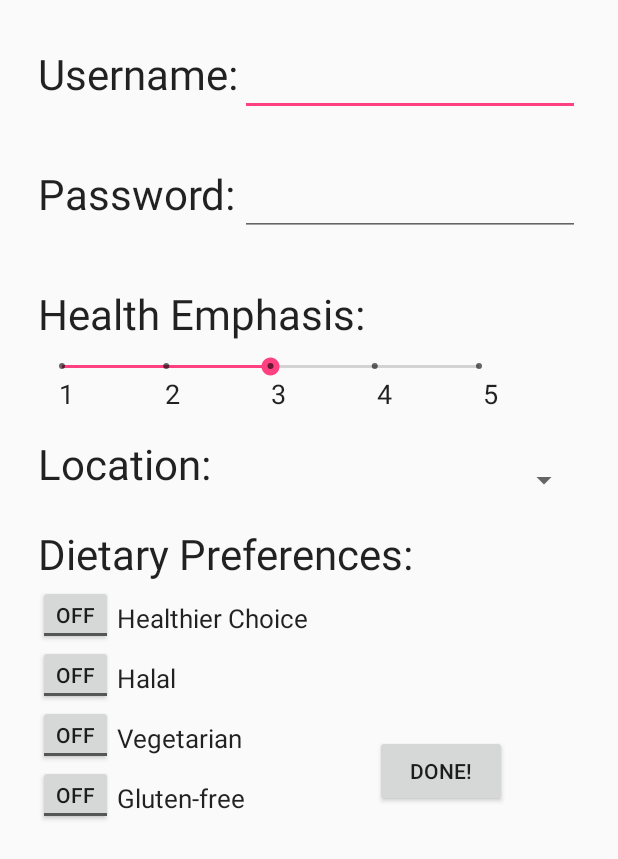
After one commit to Lander37/Grocery-Helper, an Android app: the CreateProfileActivity screen opened directly, with no data from a screen before it, on a phone screen of 412 x 824 dp. The commit adds this screen. Shown: the top 859 px of the screen. Run offline under Robolectric (Android 15) with nearby library versions, the phone set to English and light mode, and no system bars.

Commit message:
created layout for creating profile

```diff
--- a/app/build.gradle
+++ b/app/build.gradle
@@ -25,5 +25,7 @@ dependencies {
         exclude group: 'com.android.support', module: 'support-annotations'
     })
     compile 'com.android.support:appcompat-v7:25.0.1'
+    compile 'com.android.support.constraint:constraint-layout:1.0.1'
+    compile 'com.android.support:design:25.0.1'
     testCompile 'junit:junit:4.12'
 }
--- /dev/null
+++ b/app/src/main/java/com/example/myfirstapp/CreateProfileActivity.java
@@ -0,0 +1,18 @@
+package com.example.myfirstapp;
+
+import android.os.Bundle;
+import android.support.design.widget.FloatingActionButton;
+import android.support.design.widget.Snackbar;
+import android.support.v7.app.AppCompatActivity;
+import android.support.v7.widget.Toolbar;
+import android.view.View;
+
+public class CreateProfileActivity extends AppCompatActivity {
+
+    @Override
+    protected void onCreate(Bundle savedInstanceState) {
+        super.onCreate(savedInstanceState);
+        setContentView(R.layout.activity_create_profile);
+
+        };
+}
--- a/app/src/main/java/com/example/myfirstapp/MainActivity.java
+++ b/app/src/main/java/com/example/myfirstapp/MainActivity.java
@@ -1,26 +1,52 @@
 package com.example.myfirstapp;
 
 import android.content.Intent;
+import android.support.design.widget.FloatingActionButton;
+import android.support.design.widget.Snackbar;
 import android.support.v7.app.AppCompatActivity;
 import android.os.Bundle;
+import android.support.v7.widget.Toolbar;
 import android.view.View;
+import android.widget.Button;
 import android.widget.EditText;
 
 public class MainActivity extends AppCompatActivity {
+
+    private Button btCreateProfile;
     public final static String EXTRA_MESSAGE = "com.example.myfirstapp.MESSAGE";
     @Override
     protected void onCreate(Bundle savedInstanceState) {
         super.onCreate(savedInstanceState);
         setContentView(R.layout.activity_main);
+
+        btCreateProfile = (Button) findViewById(R.id.createProfile);
+
+        btCreateProfile.setOnClickListener(new View.OnClickListener() {
+                                                 @Override
+                                                 public void onClick(View view) {
+
+                                                     launchActivity();
+                                                 }
+        });
     }
+
+
     /** Called when the user clicks the Send button */
-    public void sendMessage(View view) {
-        // Do something in response to button
-        Intent intent = new Intent(this, DisplayMessageActivity.class);
-        EditText editText = (EditText) findViewById(R.id.edit_message);
-        String message = editText.getText().toString();
-        intent.putExtra(EXTRA_MESSAGE, message);
+
+
+    public static class CreateProfile extends AppCompatActivity {
+
+        @Override
+        protected void onCreate(Bundle savedInstanceState) {
+            super.onCreate(savedInstanceState);
+            setContentView(R.layout.activity_create_profile);
+
+        }
+
+    }
+    private void launchActivity() {
+
+        Intent intent = new Intent(this, CreateProfileActivity.class);
         startActivity(intent);
     }
-
 }
--- /dev/null
+++ b/app/src/main/res/layout/activity_create_profile.xml
@@ -0,0 +1,233 @@
+<?xml version="1.0" encoding="utf-8"?>
+<android.support.design.widget.CoordinatorLayout xmlns:android="http://schemas.android.com/apk/res/android"
+    xmlns:app="http://schemas.android.com/apk/res-auto"
+    xmlns:tools="http://schemas.android.com/tools"
+    android:layout_width="match_parent"
+    android:layout_height="match_parent"
+    tools:context="com.example.myfirstapp.CreateProfileActivity">
+
+    <android.support.design.widget.AppBarLayout
+        android:layout_width="match_parent"
+        android:layout_height="wrap_content"
+        android:theme="@style/AppTheme.AppBarOverlay">
+
+    </android.support.design.widget.AppBarLayout>
+
+    <EditText
+        android:id="@+id/editUserName"
+        android:layout_marginLeft="160dp"
+        android:layout_marginStart="160dp"
+        android:layout_marginRight="25dp"
+        android:layout_marginEnd="25dp"
+        android:layout_marginTop="17dp"
+        android:layout_width="match_parent"
+        android:layout_height="60dp"
+        android:textSize="28sp"
+        android:inputType="textPersonName" />
+
+    <TextView
+        android:id="@+id/username"
+        android:layout_marginTop="30dp"
+        android:layout_marginLeft="25dp"
+        android:layout_marginStart="25dp"
+        android:layout_width="135dp"
+        android:layout_height="60dp"
+        android:text="Username:"
+        android:textSize="28sp"
+
+        android:textAppearance="@style/TextAppearance.AppCompat.Body1" />
+
+    <TextView
+        android:id="@+id/password"
+        android:layout_marginTop="110dp"
+        android:layout_marginLeft="25dp"
+        android:layout_marginStart="25dp"
+        android:layout_width="135dp"
+        android:layout_height="60dp"
+        android:text="Password:"
+        android:textSize="28sp"
+
+        android:textAppearance="@style/TextAppearance.AppCompat.Body1" />
+
+    <EditText
+        android:id="@+id/editPassword"
+        android:layout_marginLeft="160dp"
+        android:layout_marginStart="160dp"
+        android:layout_marginRight="25dp"
+        android:layout_marginEnd="25dp"
+        android:layout_marginTop="97dp"
+        android:layout_width="match_parent"
+        android:layout_height="60dp"
+        android:textSize="28sp"
+        android:inputType="textVisiblePassword" />
+    <include
+        android:id="@+id/include"
+        layout="@layout/content_create_profile" />
+
+    <TextView
+        android:id="@+id/health"
+        android:layout_marginLeft="25dp"
+        android:layout_marginStart="25dp"
+        android:layout_marginTop="190sp"
+        android:layout_width="230dp"
+        android:layout_height="45dp"
+        android:text="Health Emphasis:"
+        android:textSize="28sp"
+        android:textAppearance="@style/TextAppearance.AppCompat.Body1" />
+
+    <SeekBar
+        android:id="@+id/seekBar"
+        style="@style/Widget.AppCompat.SeekBar.Discrete"
+        android:layout_marginLeft="25dp"
+        android:layout_marginStart="25dp"
+        android:layout_marginRight="25dp"
+        android:layout_marginEnd="25dp"
+        android:layout_marginTop="235dp"
+        android:layout_width="310dp"
+        android:layout_height="wrap_content"
+        android:max="4"
+        android:progress="2" />
+
+    <TextView
+        android:id="@+id/seekNumbers"
+        android:layout_marginLeft="25dp"
+        android:layout_marginStart="25dp"
+        android:layout_marginRight="25dp"
+        android:layout_marginEnd="25dp"
+        android:layout_marginTop="250sp"
+        android:layout_width="match_parent"
+        android:layout_height="40dp"
+        android:text="   1             2             3             4             5"
+        android:textSize="18sp"
+        android:textAppearance="@style/TextAppearance.AppCompat.Body1" />
+
+    <TextView
+        android:id="@+id/location"
+        android:layout_marginLeft="25dp"
+        android:layout_marginStart="25dp"
+        android:layout_marginTop="290sp"
+        android:layout_width="135dp"
+        android:layout_height="60dp"
+        android:text="Location:"
+        android:textSize="28sp"
+        android:textAppearance="@style/TextAppearance.AppCompat.Body1" />
+
+    <Spinner
+        android:id="@+id/locationList"
+        android:layout_marginLeft="160dp"
+        android:layout_marginStart="160dp"
+        android:layout_marginRight="25dp"
+        android:layout_marginEnd="25dp"
+        android:layout_marginTop="290dp"
+        android:layout_width="match_parent"
+        android:layout_height="60dp" />
+
+    <TextView
+        android:id="@+id/dietaryPreferences"
+        android:layout_marginLeft="25dp"
+        android:layout_marginStart="25dp"
+        android:layout_marginTop="350sp"
+        android:layout_marginRight="25dp"
+        android:layout_marginEnd="25dp"
+        android:layout_width="match_parent"
+        android:layout_height="40dp"
+        android:text="Dietary Preferences:"
+        android:textSize="28sp"
+        android:textAppearance="@style/TextAppearance.AppCompat.Body1" />
+
+    <ToggleButton
+        android:id="@+id/glutenButton"
+        android:layout_marginLeft="25dp"
+        android:layout_marginStart="25dp"
+        android:layout_marginRight="25dp"
+        android:layout_marginEnd="25dp"
+        android:layout_marginTop="510dp"
+        android:layout_width="50sp"
+        android:layout_height="40sp"
+        android:text="ToggleButton" />
+    <TextView
+        android:id="@+id/glutenFree"
+        android:layout_marginLeft="78dp"
+        android:layout_marginStart="78dp"
+        android:layout_marginTop="520sp"
+        android:layout_width="150sp"
+        android:layout_height="30dp"
+        android:text="Gluten-free"
+        android:textSize="17sp"
+        android:textAppearance="@style/TextAppearance.AppCompat.Body1" />
+    <ToggleButton
+        android:id="@+id/healthierChoiceButton"
+        android:layout_marginLeft="25dp"
+        android:layout_marginStart="25dp"
+        android:layout_marginRight="25dp"
+        android:layout_marginEnd="25dp"
+        android:layout_marginTop="390dp"
+        android:layout_width="50sp"
+        android:layout_height="40sp"
+        android:text="ToggleButton" />
+    <TextView
+        android:id="@+id/healthierChoice"
+        android:layout_marginLeft="78dp"
+        android:layout_marginStart="78dp"
+        android:layout_marginTop="400sp"
+        android:layout_width="150sp"
+        android:layout_height="30dp"
+        android:text="Healthier Choice"
+        android:textSize="17sp"
+        android:textAppearance="@style/TextAppearance.AppCompat.Body1" />
+    <ToggleButton
+        android:id="@+id/halalButton"
+        android:layout_marginLeft="25dp"
+        android:layout_marginStart="25dp"
+        android:layout_marginRight="25dp"
+        android:layout_marginEnd="25dp"
+        android:layout_marginTop="430dp"
+        android:layout_width="50sp"
+        android:layout_height="40sp"
+        android:text="ToggleButton" />
+    <TextView
+        android:id="@+id/halal"
+        android:layout_marginLeft="78dp"
+        android:layout_marginStart="78dp"
+        android:layout_marginTop="440sp"
+        android:layout_width="150sp"
+        android:layout_height="30dp"
+        android:text="Halal"
+        android:textSize="17sp"
+        android:textAppearance="@style/TextAppearance.AppCompat.Body1" />
+    <ToggleButton
+        android:id="@+id/vegetarianButton"
+        android:layout_marginLeft="25dp"
+        android:layout_marginStart="25dp"
+        android:layout_marginRight="25dp"
+        android:layout_marginEnd="25dp"
+        android:layout_marginTop="470dp"
+        android:layout_width="50sp"
+        android:layout_height="40sp"
+        android:text="ToggleButton" />
+    <TextView
+        android:id="@+id/vegetarian"
+        android:layout_marginLeft="78dp"
+        android:layout_marginStart="78dp"
+        android:layout_marginTop="480sp"
+        android:layout_width="150sp"
+        android:layout_height="30dp"
+        android:text="Vegetarian"
+        android:textSize="17sp"
+        android:textAppearance="@style/TextAppearance.AppCompat.Body1" />
+    <Button
+        android:id="@+id/Done"
+        android:layout_marginLeft="250dp"
+        android:layout_marginStart="250dp"
+        android:layout_marginRight="25dp"
+        android:layout_marginEnd="25dp"
+        android:layout_marginTop="490dp"
+        android:layout_marginBottom="30dp"
+        android:layout_width="wrap_content"
+        android:layout_height="wrap_content"
+        android:text="Done!"
+        app:layout_anchor="@+id/include" />
+
+
+
+</android.support.design.widget.CoordinatorLayout>
--- a/app/src/main/res/layout/activity_main.xml
+++ b/app/src/main/res/layout/activity_main.xml
@@ -5,14 +5,12 @@
     android:layout_width="match_parent"
     android:layout_height="match_parent"
     android:orientation="horizontal">
-    <EditText android:id="@+id/edit_message"
-        android:layout_weight="1"
-        android:layout_width="0dp"
-        android:layout_height="wrap_content"
-        android:hint="@string/edit_message" />
+
+
+
     <Button
+        android:id="@+id/createProfile"
         android:layout_width="wrap_content"
         android:layout_height="wrap_content"
-        android:text="@string/button_send"
-        android:onClick="sendMessage"/>
+        android:text="create profile" />
 </LinearLayout>
--- /dev/null
+++ b/app/src/main/res/layout/content_create_profile.xml
@@ -0,0 +1,11 @@
+<?xml version="1.0" encoding="utf-8"?>
+<android.support.constraint.ConstraintLayout xmlns:android="http://schemas.android.com/apk/res/android"
+    xmlns:app="http://schemas.android.com/apk/res-auto"
+    xmlns:tools="http://schemas.android.com/tools"
+    android:layout_width="match_parent"
+    android:layout_height="match_parent"
+    app:layout_behavior="@string/appbar_scrolling_view_behavior"
+    tools:context="com.example.myfirstapp.CreateProfileActivity"
+    tools:showIn="@layout/activity_create_profile">
+
+</android.support.constraint.ConstraintLayout>
--- a/app/src/main/res/values/dimens.xml
+++ b/app/src/main/res/values/dimens.xml
@@ -2,4 +2,5 @@
     <!-- Default screen margins, per the Android Design guidelines. -->
     <dimen name="activity_horizontal_margin">16dp</dimen>
     <dimen name="activity_vertical_margin">16dp</dimen>
+    <dimen name="fab_margin">16dp</dimen>
 </resources>
--- a/app/src/main/res/values/strings.xml
+++ b/app/src/main/res/values/strings.xml
@@ -2,4 +2,6 @@
     <string name="app_name">My First App</string>
     <string name="edit_message">Enter a message</string>
     <string name="button_send">Send</string>
+    <string name="title_activity_creating_profile">CreatingProfile</string>
+    <string name="title_activity_create_profile">CreateProfileActivity</string>
 </resources>
--- a/app/src/main/res/values/styles.xml
+++ b/app/src/main/res/values/styles.xml
@@ -8,4 +8,13 @@
         <item name="colorAccent">@color/colorAccent</item>
     </style>
 
+    <style name="AppTheme.NoActionBar">
+        <item name="windowActionBar">false</item>
+        <item name="windowNoTitle">true</item>
+    </style>
+
+    <style name="AppTheme.AppBarOverlay" parent="ThemeOverlay.AppCompat.Dark.ActionBar" />
+
+    <style name="AppTheme.PopupOverlay" parent="ThemeOverlay.AppCompat.Light" />
+
 </resources>
```
Also changed, not shown: app/src/main/AndroidManifest.xml (+9 -1 lines).
